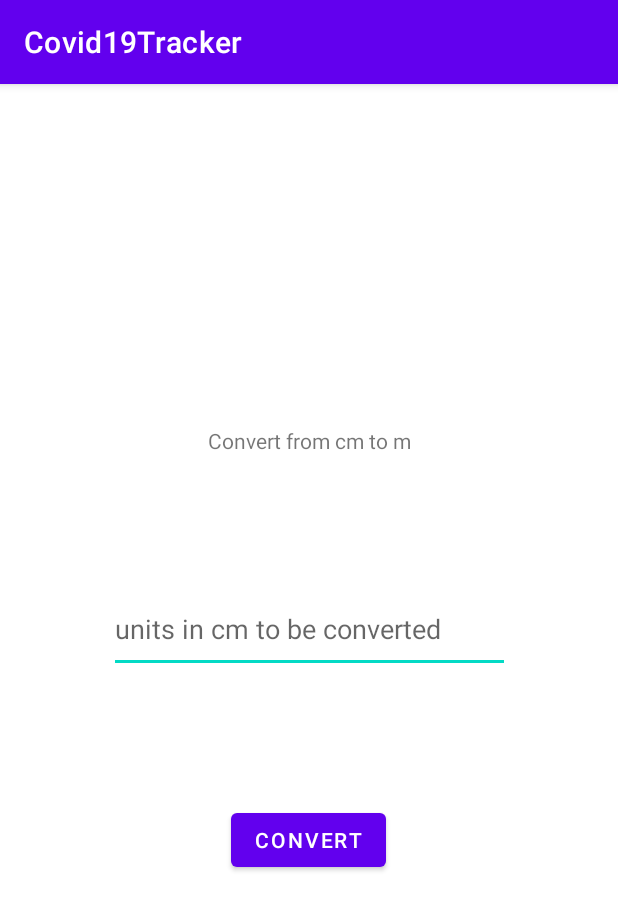
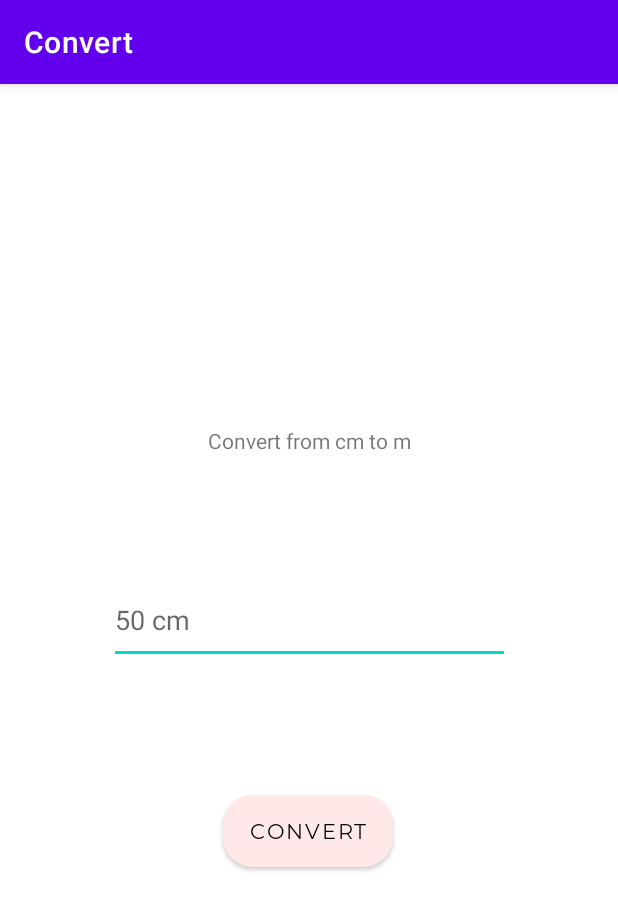
Before and after one commit to cathngo/Android-Unit-Converter-App, an Android app: the screen it shows after launch (MainActivity), on a phone screen of 412 x 824 dp. Shown: the top 910 px of the screen. Run offline under Robolectric (Android 15) with nearby library versions, the phone set to English and light mode, and no system bars.

Commit message:
Styled convert button

```diff
--- a/app/src/main/java/au/edu/unsw/infs3634/covid19tracker/MainActivity.java
+++ b/app/src/main/java/au/edu/unsw/infs3634/covid19tracker/MainActivity.java
@@ -3,6 +3,7 @@ package au.edu.unsw.infs3634.covid19tracker;
 import androidx.appcompat.app.AppCompatActivity;
 
 import android.content.Intent;
+import android.graphics.Typeface;
 import android.os.Bundle;
 import android.text.Editable;
 import android.view.View;
@@ -11,7 +12,6 @@ import android.widget.EditText;
 import android.widget.Toast;
 
 public class MainActivity extends AppCompatActivity {
-
 
 
 
@@ -32,9 +32,7 @@ public class MainActivity extends AppCompatActivity {
                 String originalNumber = editOriginalUnits.getText().toString();
                 //check if user input data
                 if (!originalNumber.isEmpty()) {
-                    System.out.println("entered here");
                     //pass input units
-                   // int originalUnit = Integer.parseInt(units);
                     Intent intent = new Intent(MainActivity.this, ConvertUnits.class);
                     intent.putExtra("originalNumber", originalNumber);
                     //switch screen
--- /dev/null
+++ b/app/src/main/res/colours/button_background_color.xml
@@ -0,0 +1,5 @@
+<?xml version="1.0" encoding="utf-8"?>
+<selector xmlns:android="http://schemas.android.com/apk/res/android">
+    <item android:color="#FABABA"/>
+
+</selector>
--- a/app/src/main/res/layout/activity_main.xml
+++ b/app/src/main/res/layout/activity_main.xml
@@ -18,10 +18,15 @@
 
     <Button
         android:id="@+id/btnConvert"
-        android:layout_width="wrap_content"
-        android:layout_height="wrap_content"
+        android:layout_width="113dp"
+        android:layout_height="60dp"
         android:layout_marginBottom="240dp"
+        android:backgroundTint="#FFE8E8"
+        android:fontFamily="@font/montserrat_regular"
         android:text="CONVERT"
+        android:textColor="#000000"
+        android:textSize="14dp"
+        app:cornerRadius="20dp"
         app:layout_constraintBottom_toBottomOf="parent"
         app:layout_constraintEnd_toEndOf="parent"
         app:layout_constraintHorizontal_bias="0.498"
@@ -32,7 +37,7 @@
         android:layout_width="267dp"
         android:layout_height="58dp"
         android:ems="10"
-        android:hint="units in cm to be converted"
+        android:hint="50 cm"
         android:inputType="numberDecimal"
         app:layout_constraintBottom_toTopOf="@+id/btnConvert"
         app:layout_constraintEnd_toEndOf="parent"
--- a/app/src/main/res/values-night/themes.xml
+++ b/app/src/main/res/values-night/themes.xml
@@ -1,15 +1,15 @@
 <resources xmlns:tools="http://schemas.android.com/tools">
     <!-- Base application theme. -->
     <style name="Theme.Covid19Tracker" parent="Theme.MaterialComponents.DayNight.DarkActionBar">
-        <!-- Primary brand color. -->
+        <!-- Primary brand colours. -->
         <item name="colorPrimary">@color/purple_200</item>
         <item name="colorPrimaryVariant">@color/purple_700</item>
         <item name="colorOnPrimary">@color/black</item>
-        <!-- Secondary brand color. -->
+        <!-- Secondary brand colours. -->
         <item name="colorSecondary">@color/teal_200</item>
         <item name="colorSecondaryVariant">@color/teal_200</item>
         <item name="colorOnSecondary">@color/black</item>
-        <!-- Status bar color. -->
+        <!-- Status bar colours. -->
         <item name="android:statusBarColor" tools:targetApi="l">?attr/colorPrimaryVariant</item>
         <!-- Customize your theme here. -->
     </style>
--- a/app/src/main/res/values/strings.xml
+++ b/app/src/main/res/values/strings.xml
@@ -1,3 +1,3 @@
 <resources>
-    <string name="app_name">Covid19Tracker</string>
+    <string name="app_name">Convert</string>
 </resources>
--- a/app/src/main/res/values/themes.xml
+++ b/app/src/main/res/values/themes.xml
@@ -1,15 +1,15 @@
 <resources xmlns:tools="http://schemas.android.com/tools">
     <!-- Base application theme. -->
     <style name="Theme.Covid19Tracker" parent="Theme.MaterialComponents.DayNight.DarkActionBar">
-        <!-- Primary brand color. -->
+        <!-- Primary brand colours. -->
         <item name="colorPrimary">@color/purple_500</item>
         <item name="colorPrimaryVariant">@color/purple_700</item>
         <item name="colorOnPrimary">@color/white</item>
-        <!-- Secondary brand color. -->
+        <!-- Secondary brand colours. -->
         <item name="colorSecondary">@color/teal_200</item>
         <item name="colorSecondaryVariant">@color/teal_700</item>
         <item name="colorOnSecondary">@color/black</item>
-        <!-- Status bar color. -->
+        <!-- Status bar colours. -->
         <item name="android:statusBarColor" tools:targetApi="l">?attr/colorPrimaryVariant</item>
         <!-- Customize your theme here. -->
     </style>
```
Also changed, not shown: app/src/main/java/au/edu/unsw/infs3634/covid19tracker/ConvertUnits.java (+26 -4 lines), app/src/main/res/font/montserrat_light.otf (added), app/src/main/res/font/montserrat_regular.otf (added).
